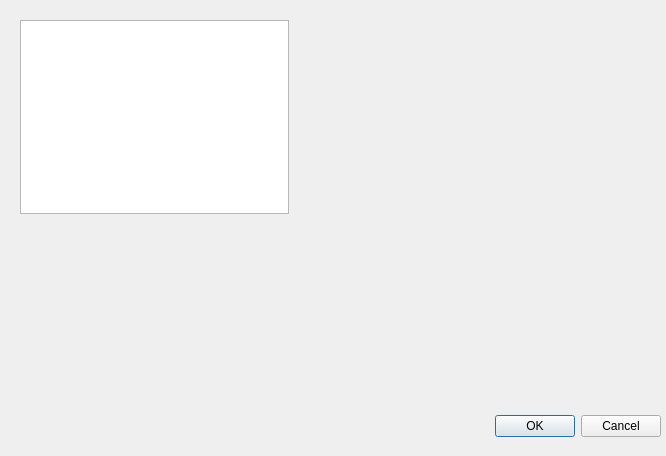
Qt form src/levelChangeDialog/levelchangedialog.ui (TrubArt/NonogrammQt) before a commit.
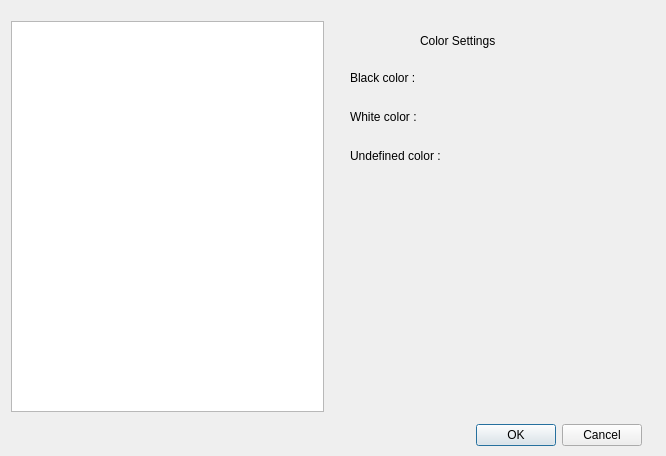
The same form after that commit.

Commit message: added colors settings

What changed in the file:
```diff
--- a/src/levelChangeDialog/levelchangedialog.ui
+++ b/src/levelChangeDialog/levelchangedialog.ui
@@ -13,29 +13,13 @@
   <property name="windowTitle">
    <string>Dialog</string>
   </property>
-  <widget class="QDialogButtonBox" name="buttonBox">
+  <widget class="QWidget" name="layoutWidget">
    <property name="geometry">
     <rect>
-     <x>10</x>
-     <y>410</y>
-     <width>651</width>
-     <height>32</height>
-    </rect>
-   </property>
-   <property name="orientation">
-    <enum>Qt::Orientation::Horizontal</enum>
-   </property>
-   <property name="standardButtons">
-    <set>QDialogButtonBox::StandardButton::Cancel|QDialogButtonBox::StandardButton::Ok</set>
-   </property>
-  </widget>
-  <widget class="QWidget" name="">
-   <property name="geometry">
-    <rect>
-     <x>20</x>
-     <y>20</y>
-     <width>275</width>
-     <height>194</height>
+     <x>11</x>
+     <y>21</y>
+     <width>631</width>
+     <height>391</height>
     </rect>
    </property>
    <layout class="QGridLayout" name="gridLayout">
@@ -43,10 +27,106 @@
      <widget class="QTableWidget" name="levelsTable"/>
     </item>
     <item row="0" column="1">
-     <widget class="QWidget" name="placeToSettings" native="true"/>
+     <widget class="QStackedWidget" name="stackedWidget">
+      <property name="sizePolicy">
+       <sizepolicy hsizetype="Expanding" vsizetype="Expanding">
+        <horstretch>0</horstretch>
+        <verstretch>0</verstretch>
+       </sizepolicy>
+      </property>
+      <property name="currentIndex">
+       <number>0</number>
+      </property>
+      <widget class="QWidget" name="colorPage">
+       <widget class="QWidget" name="layoutWidget">
+        <property name="geometry">
+         <rect>
+          <x>20</x>
+          <y>40</y>
+          <width>211</width>
+          <height>111</height>
+         </rect>
+        </property>
+        <layout class="QGridLayout" name="gridLayout_2">
+         <item row="0" column="0">
+          <widget class="QLabel" name="label_2">
+           <property name="text">
+            <string>Black color :</string>
+           </property>
+          </widget>
+         </item>
+         <item row="0" column="1">
+          <widget class="QLabel" name="blackColorLabel">
+           <property name="text">
+            <string/>
+           </property>
+          </widget>
+         </item>
+         <item row="1" column="0">
+          <widget class="QLabel" name="label_3">
+           <property name="text">
+            <string>White color :</string>
+           </property>
+          </widget>
+         </item>
+         <item row="1" column="1">
+          <widget class="QLabel" name="whiteColorLabel">
+           <property name="text">
+            <string/>
+           </property>
+          </widget>
+         </item>
+         <item row="2" column="0">
+          <widget class="QLabel" name="label_5">
+           <property name="text">
+            <string>Undefined color :</string>
+           </property>
+          </widget>
+         </item>
+         <item row="2" column="1">
+          <widget class="QLabel" name="undefinedColorLabel">
+           <property name="text">
+            <string/>
+           </property>
+          </widget>
+         </item>
+        </layout>
+       </widget>
+       <widget class="QLabel" name="label">
+        <property name="geometry">
+         <rect>
+          <x>90</x>
+          <y>10</y>
+          <width>111</width>
+          <height>20</height>
+         </rect>
+        </property>
+        <property name="text">
+         <string>Color Settings</string>
+        </property>
+       </widget>
+      </widget>
+      <widget class="QWidget" name="page_2"/>
+     </widget>
     </item>
    </layout>
   </widget>
+  <widget class="QDialogButtonBox" name="buttonBox">
+   <property name="geometry">
+    <rect>
+     <x>11</x>
+     <y>421</y>
+     <width>631</width>
+     <height>29</height>
+    </rect>
+   </property>
+   <property name="orientation">
+    <enum>Qt::Orientation::Horizontal</enum>
+   </property>
+   <property name="standardButtons">
+    <set>QDialogButtonBox::StandardButton::Cancel|QDialogButtonBox::StandardButton::Ok</set>
+   </property>
+  </widget>
  </widget>
  <resources/>
  <connections>
```
The commit also changes 5 other files.
